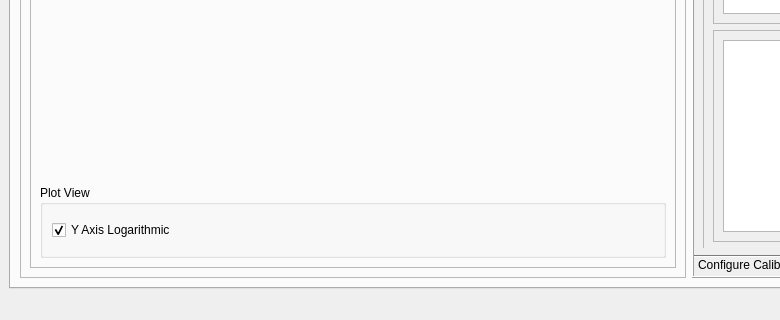
Qt form Sources/mainwindow.ui (maragnik/HCMR_Minimization_App) before a commit; both pictures show x 0 to 780 and y 433 to 753 of the 1062 by 753 pixel window.
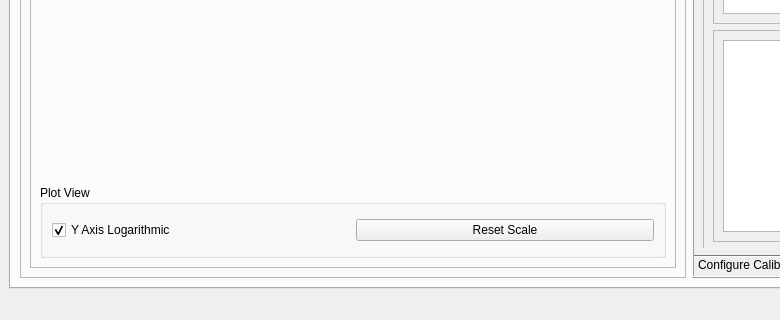
The same form after that commit. The open tabs and pages were chosen to show the change. Custom widgets are drawn as their Qt base class.

Commit message: add reset scale

Patch:
```diff
--- a/Sources/mainwindow.ui
+++ b/Sources/mainwindow.ui
@@ -101,7 +101,7 @@
                 <property name="title">
                  <string>Plot View</string>
                 </property>
-                <layout class="QVBoxLayout" name="verticalLayout_4">
+                <layout class="QHBoxLayout" name="horizontalLayout_16">
                  <item>
                   <widget class="QCheckBox" name="checkbox_yAxisScaleType">
                    <property name="text">
@@ -115,6 +115,13 @@
                    </property>
                   </widget>
                  </item>
+                 <item>
+                  <widget class="QPushButton" name="pushButton_resetScale">
+                   <property name="text">
+                    <string>Reset Scale</string>
+                   </property>
+                  </widget>
+                 </item>
                 </layout>
                </widget>
               </item>
```
Left out of the diff: 8 changed lines with no effect on the pictures. The commit also changes 8 other files.
